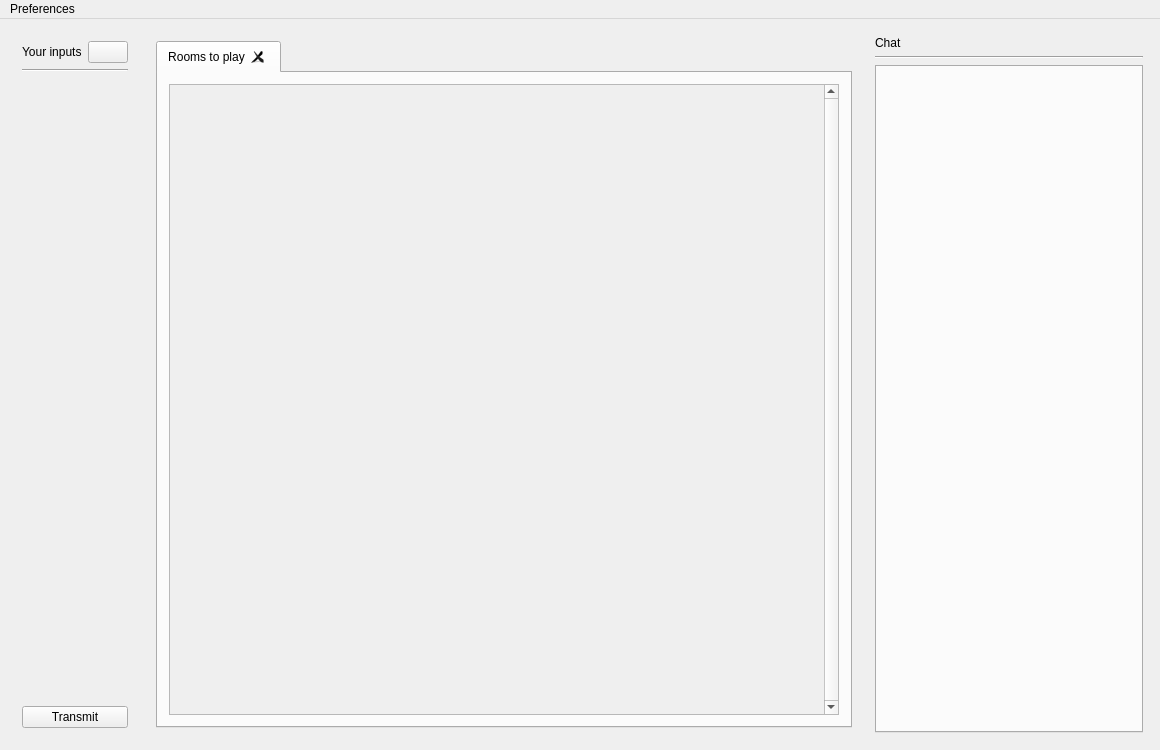
The window that src/jamtaba/gui/mainframe.ui (elieserdejesus/JamTaba) describes before a commit, drawn with Qt 5.
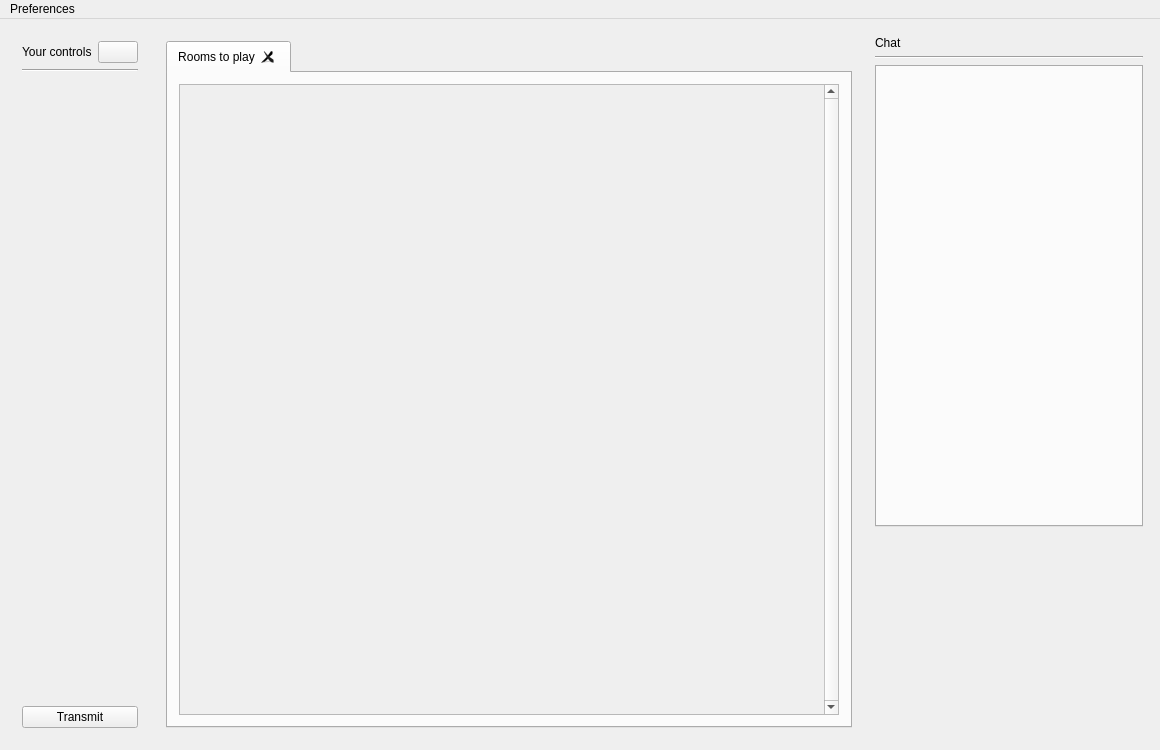
The same window after the commit. Custom widgets are drawn as their Qt base class.

Commit message: Circular Interval progress done, need integration

```diff
--- a/src/jamtaba/gui/mainframe.ui
+++ b/src/jamtaba/gui/mainframe.ui
@@ -45,7 +45,7 @@
           </sizepolicy>
          </property>
          <property name="text">
-          <string>Your inputs</string>
+          <string>Your controls</string>
          </property>
         </widget>
        </item>
@@ -162,7 +162,7 @@
                <rect>
                 <x>0</x>
                 <y>0</y>
-                <width>679</width>
+                <width>670</width>
                 <height>644</height>
                </rect>
               </property>
@@ -236,6 +236,16 @@
          </property>
         </widget>
        </item>
+       <item>
+        <widget class="CircularIntervalProgressDisplay" name="circularProgress" native="true">
+         <property name="minimumSize">
+          <size>
+           <width>0</width>
+           <height>200</height>
+          </size>
+         </property>
+        </widget>
+       </item>
       </layout>
      </widget>
     </item>
@@ -270,6 +280,14 @@
   </action>
  </widget>
  <layoutdefault spacing="6" margin="11"/>
+ <customwidgets>
+  <customwidget>
+   <class>CircularIntervalProgressDisplay</class>
+   <extends>QWidget</extends>
+   <header>CircularIntervalProgressDisplay.h</header>
+   <container>1</container>
+  </customwidget>
+ </customwidgets>
  <resources/>
  <connections/>
 </ui>
```
The commit also changes 15 other files.
